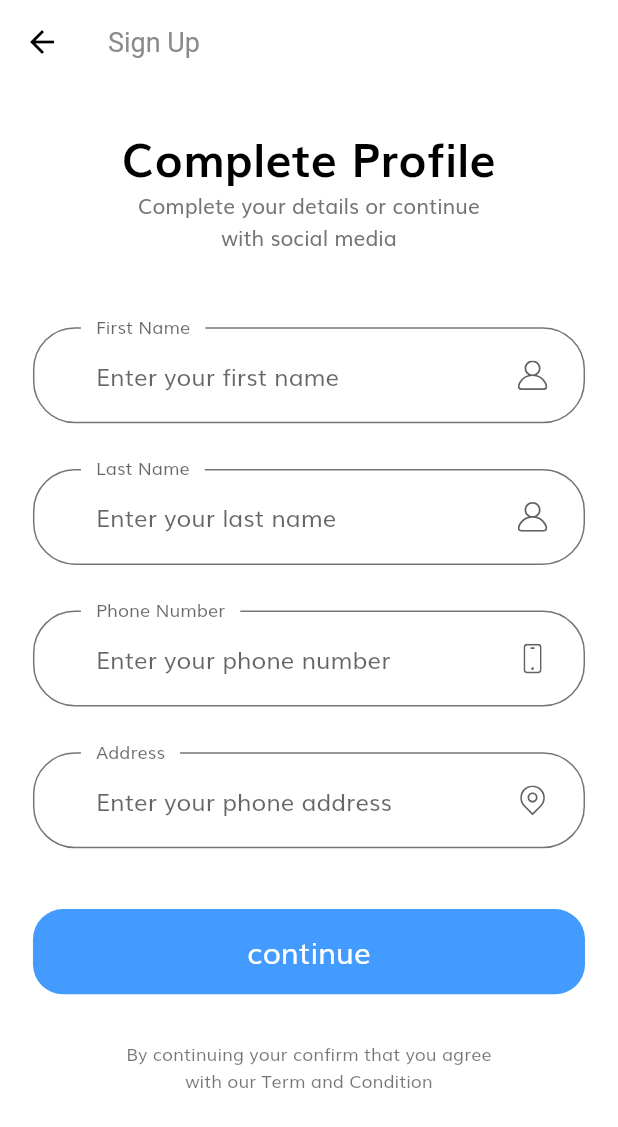
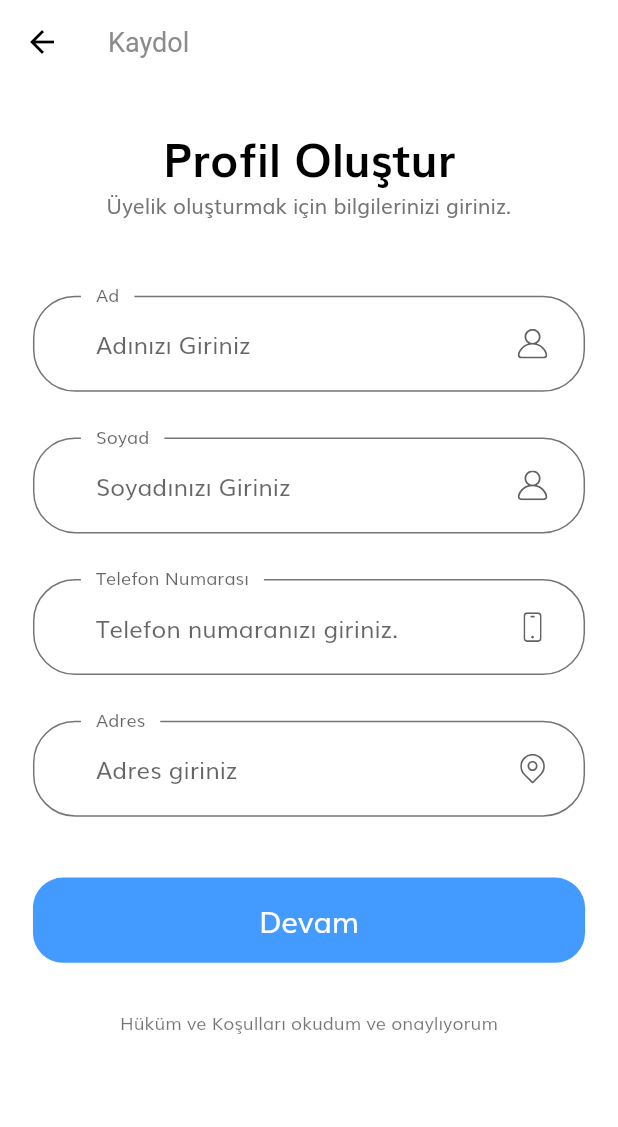
Before and after one commit to ozlemkrblt/ui_e-commerce, a Flutter app: the CompleteProfileScreen screen opened by its route, on a phone screen of 412 x 824 dp. Shown: the top 1127 px of the screen. Run offline on Flutter 3.47's test engine with Material 2 defaults, Android fonts, the phone set to English and light mode, and no system bars; our stand-ins replace flutter_svg.

Commit message:
"complete profile & signup edited"

```diff
--- a/lib/screens/complete_profile/complete_profile_screen.dart
+++ b/lib/screens/complete_profile/complete_profile_screen.dart
@@ -8,7 +8,7 @@ class CompleteProfileScreen extends StatelessWidget {
   Widget build(BuildContext context) {
     return Scaffold(
       appBar: AppBar(
-        title: Text('Sign Up'),
+        title: const Text('Kaydol'),
       ),
       body: Body(),
     );
--- a/lib/screens/complete_profile/components/body.dart
+++ b/lib/screens/complete_profile/components/body.dart
@@ -17,16 +17,16 @@ class Body extends StatelessWidget {
             child: Column(
               children: [
                 SizedBox(height: SizeConfig.screenHeight * 0.03),
-                Text("Complete Profile", style: headingStyle),
+                Text("Profil Oluştur", style: headingStyle),
                 Text(
-                  "Complete your details or continue  \nwith social media",
+                  "Üyelik oluşturmak için bilgilerinizi giriniz.",
                   textAlign: TextAlign.center,
                 ),
                 SizedBox(height: SizeConfig.screenHeight * 0.06),
                 CompleteProfileForm(),
                 SizedBox(height: getProportionateScreenHeight(30)),
                 Text(
-                  "By continuing your confirm that you agree \nwith our Term and Condition",
+                  "Hüküm ve Koşulları okudum ve onaylıyorum",
                   textAlign: TextAlign.center,
                   style: Theme.of(context).textTheme.caption,
                 ),
--- a/lib/screens/complete_profile/components/complete_profile_form.dart
+++ b/lib/screens/complete_profile/components/complete_profile_form.dart
@@ -50,7 +50,7 @@ class _CompleteProfileFormState extends State<CompleteProfileForm> {
           FormError(errors: errors),
           SizedBox(height: getProportionateScreenHeight(40)),
           DefaultButton(
-            text: "continue",
+            text: "Devam",
             press: () {
               if (_formKey.currentState!.validate()) {
                 Navigator.pushNamed(context, OtpScreen.routeName);
@@ -79,10 +79,8 @@ class _CompleteProfileFormState extends State<CompleteProfileForm> {
         return null;
       },
       decoration: InputDecoration(
-        labelText: "Address",
-        hintText: "Enter your phone address",
-        // If  you are using latest version of flutter then lable text and hint text shown like this
-        // if you r using flutter less then 1.20.* then maybe this is not working properly
+        labelText: "Adres",
+        hintText: "Adres giriniz",
         floatingLabelBehavior: FloatingLabelBehavior.always,
         suffixIcon:
             CustomSurffixIcon(svgIcon: "assets/icons/Location point.svg"),
@@ -108,10 +106,8 @@ class _CompleteProfileFormState extends State<CompleteProfileForm> {
         return null;
       },
       decoration: InputDecoration(
-        labelText: "Phone Number",
-        hintText: "Enter your phone number",
-        // If  you are using latest version of flutter then lable text and hint text shown like this
-        // if you r using flutter less then 1.20.* then maybe this is not working properly
+        labelText: "Telefon Numarası",
+        hintText: "Telefon numaranızı giriniz.",
         floatingLabelBehavior: FloatingLabelBehavior.always,
         suffixIcon: CustomSurffixIcon(svgIcon: "assets/icons/Phone.svg"),
       ),
@@ -122,10 +118,8 @@ class _CompleteProfileFormState extends State<CompleteProfileForm> {
     return TextFormField(
       onSaved: (newValue) => lastName = newValue,
       decoration: InputDecoration(
-        labelText: "Last Name",
-        hintText: "Enter your last name",
-        // If  you are using latest version of flutter then lable text and hint text shown like this
-        // if you r using flutter less then 1.20.* then maybe this is not working properly
+        labelText: "Soyad",
+        hintText: "Soyadınızı Giriniz",
         floatingLabelBehavior: FloatingLabelBehavior.always,
         suffixIcon: CustomSurffixIcon(svgIcon: "assets/icons/User.svg"),
       ),
@@ -149,8 +143,8 @@ class _CompleteProfileFormState extends State<CompleteProfileForm> {
         return null;
       },
       decoration: InputDecoration(
-        labelText: "First Name",
-        hintText: "Enter your first name",
+        labelText: "Ad",
+        hintText: "Adınızı Giriniz",
         // If  you are using latest version of flutter then lable text and hint text shown like this
         // if you r using flutter less then 1.20.* then maybe this is not working properly
         floatingLabelBehavior: FloatingLabelBehavior.always,
--- a/lib/screens/sign_up/components/body.dart
+++ b/lib/screens/sign_up/components/body.dart
@@ -17,9 +17,9 @@ class Body extends StatelessWidget {
             child: Column(
               children: [
                 SizedBox(height: SizeConfig.screenHeight * 0.04), // 4%
-                Text("Register Account", style: headingStyle),
+                Text("Kaydol", style: headingStyle),
                 Text(
-                  "Complete your details or continue \nwith social media",
+                  "Bilgilerinizi giriniz.",
                   textAlign: TextAlign.center,
                 ),
                 SizedBox(height: SizeConfig.screenHeight * 0.08),
@@ -30,7 +30,7 @@ class Body extends StatelessWidget {
                 ),
                 SizedBox(height: getProportionateScreenHeight(20)),
                 Text(
-                  'By continuing your confirm that you agree \nwith our Term and Condition',
+                  'Hüküm ve Koşulları okudum ve onaylıyorum',
                   textAlign: TextAlign.center,
                   style: Theme.of(context).textTheme.caption,
                 )
--- a/lib/screens/sign_up/components/sign_up_form.dart
+++ b/lib/screens/sign_up/components/sign_up_form.dart
@@ -48,7 +48,7 @@ class _SignUpFormState extends State<SignUpForm> {
           FormError(errors: errors),
           SizedBox(height: getProportionateScreenHeight(40)),
           DefaultButton(
-            text: "Continue",
+            text: "Profil Bilgilerini Gir",
             press: () {
               if (_formKey.currentState!.validate()) {
                 _formKey.currentState!.save();
@@ -119,7 +119,7 @@ class _SignUpFormState extends State<SignUpForm> {
       },
       decoration: InputDecoration(
         labelText: "Şifre",
-        hintText: "Şifreyi Tekrar Giriniz.",
+        hintText: "Şifreyi Giriniz.",
         // If  you are using latest version of flutter then lable text and hint text shown like this
         // if you r using flutter less then 1.20.* then maybe this is not working properly
         floatingLabelBehavior: FloatingLabelBehavior.always,
--- a/lib/screens/sign_up/sign_up_screen.dart
+++ b/lib/screens/sign_up/sign_up_screen.dart
@@ -8,7 +8,7 @@ class SignUpScreen extends StatelessWidget {
   Widget build(BuildContext context) {
     return Scaffold(
       appBar: AppBar(
-        title: Text("Sign Up"),
+        title: Text("Kaydol"),
       ),
       body: Body(),
     );
```
